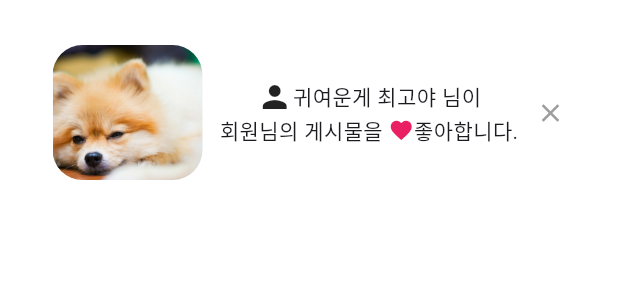
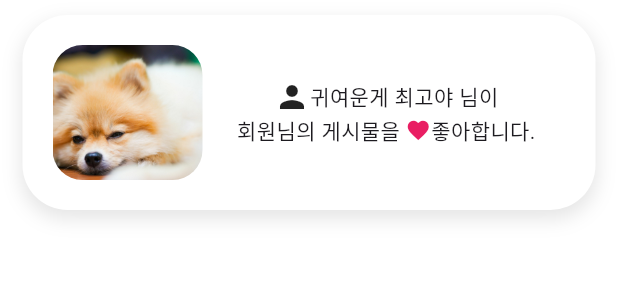
Before and after one commit to isjennifer/today_cute, a Flutter app: the AlarmBoard widget shown alone on an empty page, opened directly, on a phone screen of 412 x 824 dp. Shown: the top 300 px of the screen. Run offline on Flutter 3.47's test engine with Material 3 defaults, Android fonts, the phone set to English and light mode, and no system bars; our stand-ins replace flutter_local_notifications, google_fonts, image_picker, permission_handler, smooth_page_indicator, video_player; missing offline and left inert: kakao_flutter_sdk_common, kakao_flutter_sdk_user.

Commit message:
로컬 알림 기능 구현 - 테스트는 불가

```diff
--- a/lib/alarm.dart
+++ b/lib/alarm.dart
@@ -1,15 +1,86 @@
+import 'dart:async';
 import 'package:flutter/material.dart';
-import 'package:flutter/widgets.dart';
+import 'package:flutter_local_notifications/flutter_local_notifications.dart';
 import 'package:google_fonts/google_fonts.dart';
 
-class AlarmPage extends StatelessWidget {
+class AlarmPage extends StatefulWidget {
   const AlarmPage({super.key});
+
+  @override
+  _AlarmPageState createState() => _AlarmPageState();
+}
+
+class _AlarmPageState extends State<AlarmPage> {
+  List<AlarmBoard> _alarms = [];
+  late FlutterLocalNotificationsPlugin flutterLocalNotificationsPlugin;
+
+  @override
+  void initState() {
+    super.initState();
+
+    // 로컬 알림 초기화
+    flutterLocalNotificationsPlugin = FlutterLocalNotificationsPlugin();
+
+    const AndroidInitializationSettings initializationSettingsAndroid =
+        AndroidInitializationSettings('app_icon');
+
+    const DarwinInitializationSettings initializationSettingsDarwin =
+        DarwinInitializationSettings();
+
+    const InitializationSettings initializationSettings =
+        InitializationSettings(
+            android: initializationSettingsAndroid,
+            iOS: initializationSettingsDarwin);
+
+    flutterLocalNotificationsPlugin.initialize(initializationSettings);
+
+    // 주기적으로 알림을 추가하는 타이머 설정
+    Timer.periodic(Duration(seconds: 5), (timer) {
+      // 서버에서 알림이 도착한 것처럼 새로운 알람 추가
+      setState(() {
+        _alarms.add(AlarmBoard());
+        _showNotification(); // 알람 추가 시 로컬 알림 표시
+      });
+    });
+  }
+
+  // 로컬 알림을 표시하는 함수
+  Future<void> _showNotification() async {
+    const AndroidNotificationDetails androidPlatformChannelSpecifics =
+        AndroidNotificationDetails(
+      'your channel id',
+      'your channel name',
+      // 'your channel description' 제거
+      importance: Importance.max,
+      priority: Priority.high,
+      showWhen: false,
+    );
+
+    const NotificationDetails platformChannelSpecifics =
+        NotificationDetails(android: androidPlatformChannelSpecifics);
+
+    await flutterLocalNotificationsPlugin.show(
+      0,
+      '새 알림',
+      '새로운 알람이 도착했습니다.',
+      platformChannelSpecifics,
+      payload: 'item x',
+    );
+  }
+
+  void _clearAllNotifications() {
+    setState(() {
+      _alarms.clear();
+    });
+  }
 
   @override
   Widget build(BuildContext context) {
     return Container(
       width: double.infinity,
+      height: double.maxFinite,
       color: Color(0XFFFFFFFDE),
+      child: SingleChildScrollView(
         child: Column(
           children: [
             Container(
@@ -18,20 +89,27 @@ class AlarmPage extends StatelessWidget {
               child: Row(
                 mainAxisAlignment: MainAxisAlignment.end,
                 children: [
-                  Icon(
-                    Icons.cancel,
-                    size: 18,
+                  ElevatedButton.icon(
+                    onPressed: _clearAllNotifications,
+                    icon: Icon(Icons.cancel, size: 18),
+                    label: Text('전체 알림 지우기'),
+                    style: ElevatedButton.styleFrom(
+                      foregroundColor: const Color.fromARGB(255, 107, 107, 107),
+                      backgroundColor: Colors.white,
+                      padding:
+                          EdgeInsets.symmetric(horizontal: 16, vertical: 6),
+                      textStyle: TextStyle(fontSize: 14),
                     ),
-                  Text(
-                    '전체 알림 지우기',
                   ),
                 ],
               ),
             ),
-            AlarmBoard(),
-            AlarmBoard(),
+            // 현재 리스트에 있는 알림들을 화면에 출력
+            ..._alarms,
           ],
-        ));
+        ),
+      ),
+    );
   }
 }
 
@@ -48,6 +126,14 @@ class AlarmBoard extends StatelessWidget {
       decoration: BoxDecoration(
         color: Colors.white,
         borderRadius: BorderRadius.circular(30),
+        boxShadow: [
+          BoxShadow(
+            color: Colors.black.withOpacity(0.1), // 그림자 색상
+            spreadRadius: 1, // 그림자 퍼짐 반경
+            blurRadius: 10, // 그림자 흐림 정도
+            offset: Offset(0, 5), // 그림자 위치 (x축, y축)
+          ),
+        ],
       ),
       child: Row(
         mainAxisAlignment: MainAxisAlignment.spaceBetween,
@@ -63,8 +149,11 @@ class AlarmBoard extends StatelessWidget {
               ),
             ),
           ),
-          Column(
+          Container(
+            padding: EdgeInsets.symmetric(horizontal: 20),
+            child: Column(
               mainAxisAlignment: MainAxisAlignment.center,
+              crossAxisAlignment: CrossAxisAlignment.center,
               children: [
                 Row(children: [
                   Icon(Icons.person),
@@ -81,10 +170,6 @@ class AlarmBoard extends StatelessWidget {
                 ]),
               ],
             ),
-          Icon(
-            Icons.close,
-            size: 20,
-            color: Colors.grey,
           ),
         ],
       ),
--- a/pubspec.yaml
+++ b/pubspec.yaml
@@ -39,7 +39,7 @@ dependencies:
   permission_handler: ^10.0.0
   smooth_page_indicator: ^1.2.0+3
   kakao_flutter_sdk: ^1.9.5
-  # flutter_ffmpeg: ^0.4.0
+  flutter_local_notifications: ^14.0.0
 
 dev_dependencies:
   flutter_test:
```
Also changed, not shown: pubspec.lock, 1 other file. Lines whose indentation alone changed are shown as unchanged.
